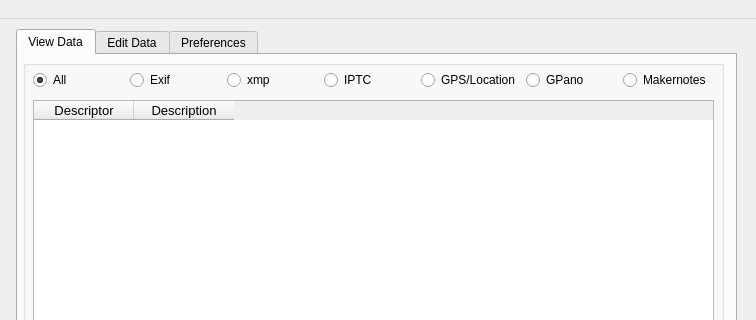
Above: scripts/ui/MainWindow.ui from hvdwolf/pyExifToolGUI before the change; both pictures show x 364 to 1120 and y 0 to 320 of the 1120 by 700 pixel window. Below: the same form after it.
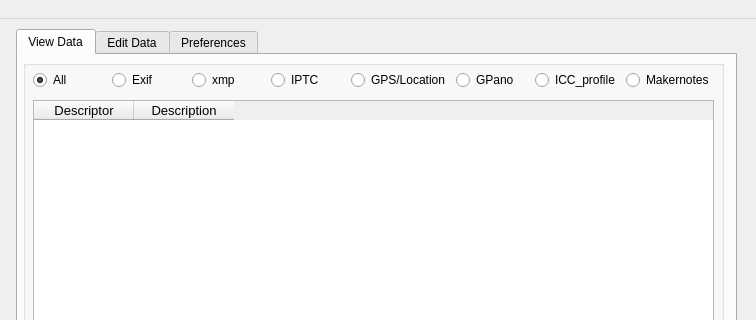
That is the form after the change.

Commit message: improve xmp to xmp output; filedialog: expand filter option "Files of Type" and make split between image formats(default) and all exiftool supported formats; Add icc_profile to view tab and "Extra menu" options

What changed in the file:
```diff
--- a/scripts/ui/MainWindow.ui
+++ b/scripts/ui/MainWindow.ui
@@ -286,6 +286,13 @@
           </property>
          </widget>
         </item>
+        <item>
+         <widget class="QRadioButton" name="radioButton_iccprofile">
+          <property name="text">
+           <string>ICC_profile</string>
+          </property>
+         </widget>
+        </item>
         <item>
          <widget class="QRadioButton" name="radioButton_makernotes">
           <property name="toolTip">
```
Left out of the diff: 2 changed lines with no effect on the pictures. The commit also changes 12 other files.
